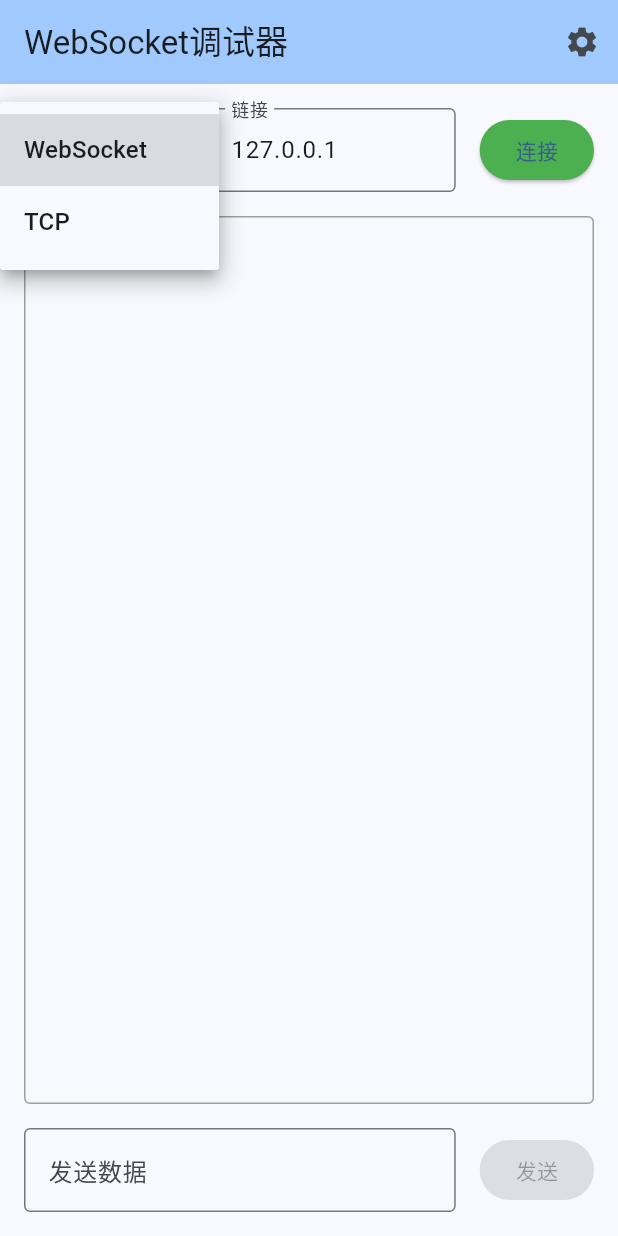
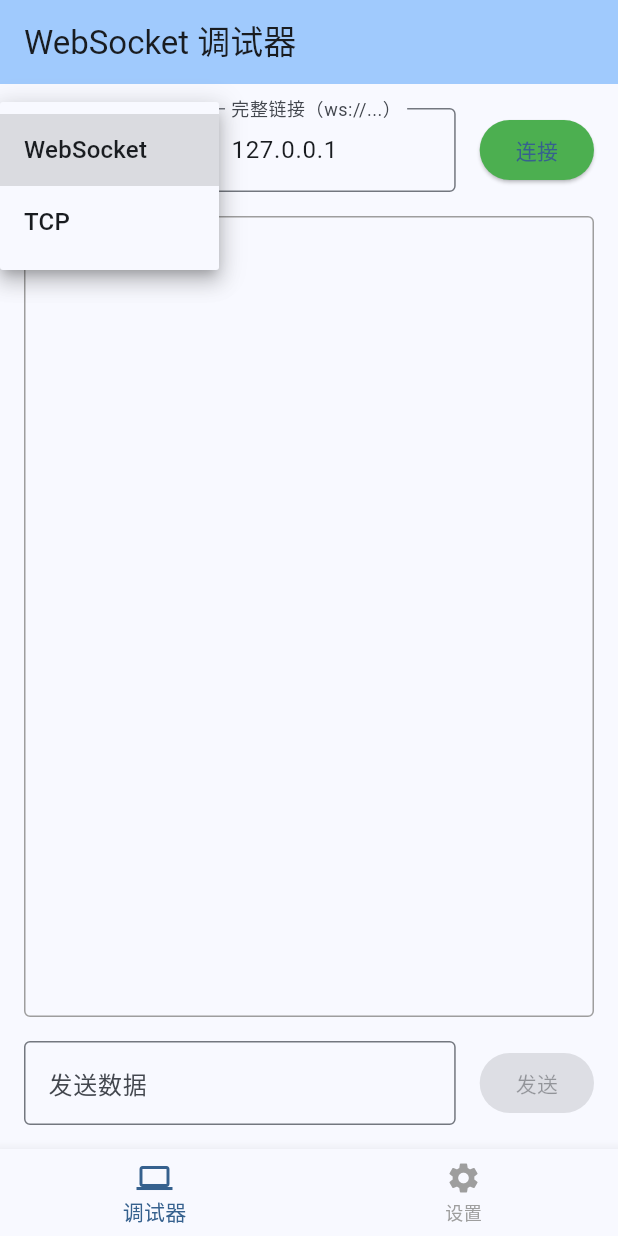
Before and after one commit to loafman-kangjun/PortPlus, a Flutter app: the screen it shows after launch, after a tap on "WebSocket", on a phone screen of 412 x 824 dp. Run offline on Flutter 3.47's test engine with Material 3 defaults, Android fonts, the phone set to English and light mode, and no system bars.

Commit message:
for pages

```diff
--- a/lib/main.dart
+++ b/lib/main.dart
@@ -4,7 +4,6 @@ import 'package:web_socket_channel/io.dart';
 import 'settings_page.dart';
 
 class SettingsProvider extends ChangeNotifier {
-  // 示例设置项
   bool darkMode = false;
   String serverAddress = '';
 
@@ -30,7 +29,6 @@ void main() {
   );
 }
 
-// 应用程序的根Widget
 class MyApp extends StatelessWidget {
   const MyApp({super.key});
 
@@ -38,21 +36,69 @@ class MyApp extends StatelessWidget {
   Widget build(BuildContext context) {
     final settings = Provider.of<SettingsProvider>(context);
     return MaterialApp(
-      title: 'WebSocket调试器',  // 更改标题以反映实际功能
+      title: 'WebSocket 调试器',
       theme: ThemeData(
         colorScheme: ColorScheme.fromSeed(seedColor: Colors.blue),
         useMaterial3: true,
         brightness: settings.darkMode ? Brightness.dark : Brightness.light,
       ),
-      home: const TcpDebuggerPage(),
-      routes: {
-        '/settings': (_) => const SettingsPage(),
-      },
+      home: const HomePage(),
     );
   }
 }
 
-// WebSocket调试器的主页面
+/// 整个应用的底部导航栏容器
+class HomePage extends StatefulWidget {
+  const HomePage({super.key});
+
+  @override
+  State<HomePage> createState() => _HomePageState();
+}
+
+class _HomePageState extends State<HomePage> {
+  int _currentIndex = 0;
+
+  // 两个 Tab 页：调试器页面和设置页面
+  static const List<Widget> _pages = <Widget>[
+    TcpDebuggerPage(),
+    SettingsPage(),
+  ];
+
+  static const List<BottomNavigationBarItem> _items =
+      <BottomNavigationBarItem>[
+    BottomNavigationBarItem(
+      icon: Icon(Icons.computer),
+      label: '调试器',
+    ),
+    BottomNavigationBarItem(
+      icon: Icon(Icons.settings),
+      label: '设置',
+    ),
+  ];
+
+  void _onTap(int index) {
+    setState(() {
+      _currentIndex = index;
+    });
+  }
+
+  @override
+  Widget build(BuildContext context) {
+    return Scaffold(
+      // body 根据当前索引在 _pages 中切换
+      body: _pages[_currentIndex],
+      bottomNavigationBar: BottomNavigationBar(
+        items: _items,
+        currentIndex: _currentIndex,
+        onTap: _onTap,
+        selectedItemColor: Theme.of(context).colorScheme.primary,
+        unselectedItemColor: Colors.grey,
+      ),
+    );
+  }
+}
+
+/// WebSocket 调试器主页面
 class TcpDebuggerPage extends StatefulWidget {
   const TcpDebuggerPage({super.key});
 
@@ -61,24 +107,17 @@ class TcpDebuggerPage extends StatefulWidget {
 }
 
 class _TcpDebuggerPageState extends State<TcpDebuggerPage> {
-  // 用于控制输入框的控制器
-  final TextEditingController _ipController = TextEditingController(text: '127.0.0.1');
-  final TextEditingController _portController = TextEditingController(text: '8080');
+  final TextEditingController _ipController =
+      TextEditingController(text: '127.0.0.1');
+  final TextEditingController _portController =
+      TextEditingController(text: '8080');
   final TextEditingController _sendController = TextEditingController();
 
-  // 存储接收到的数据
   final List<String> _receivedData = [];
+  IOWebSocketChannel? _channel;
+  bool _isConnected = false;
+  String _protocol = 'ws';
 
-  // WebSocket连接通道
-  IOWebSocketChannel? _channel;
-
-  // 连接状态标志
-  bool _isConnected = false;
-
-  // 添加协议类型选择
-  String _protocol = 'ws';  // 默认为WebSocket
-
-  // 修改连接方法
   void _connect() async {
     if (_isConnected) {
       _channel?.sink.close();
@@ -90,37 +129,33 @@ class _TcpDebuggerPageState extends State<TcpDebuggerPage> {
     }
 
     try {
-      // 根据协议类型构建不同的连接URL
       final url = _protocol == 'ws'
-          ? 'ws://${_ipController.text}'
+          ? _ipController.text // 完整 ws:// 地址
           : 'ws://${_ipController.text}:${_portController.text}';
 
       final channel = IOWebSocketChannel.connect(url);
-
       setState(() {
         _channel = channel;
         _isConnected = true;
       });
 
-      // 监听WebSocket数据流
       _channel?.stream.listen(
-        // 数据接收处理
         (data) {
           setState(() {
             _receivedData.add('收到: $data');
           });
         },
-        // 错误处理
         onError: (error) {
           setState(() {
             _isConnected = false;
             _channel = null;
           });
-          ScaffoldMessenger.of(context).showSnackBar(
-            SnackBar(content: Text('连接错误: $error')),
-          );
+          if (mounted) {
+            ScaffoldMessenger.of(context).showSnackBar(
+              SnackBar(content: Text('连接错误: $error')),
+            );
+          }
         },
-        // 连接关闭处理
         onDone: () {
           setState(() {
             _isConnected = false;
@@ -129,37 +164,32 @@ class _TcpDebuggerPageState extends State<TcpDebuggerPage> {
         },
       );
     } catch (e) {
-      // 连接异常处理
       ScaffoldMessenger.of(context).showSnackBar(
         SnackBar(content: Text('连接失败: $e')),
       );
     }
   }
 
-  // 发送数据
   void _sendData() {
     if (!_isConnected || _sendController.text.isEmpty) return;
 
     try {
-      // 通过WebSocket发送数据
       _channel?.sink.add(_sendController.text);
       setState(() {
         _receivedData.add('发送: ${_sendController.text}');
-        _sendController.clear();  // 清空输入框
+        _sendController.clear();
       });
     } catch (e) {
-      // 发送异常处理
       ScaffoldMessenger.of(context).showSnackBar(
         SnackBar(content: Text('发送失败: $e')),
       );
     }
   }
 
-  // 资源释放
   @override
   void dispose() {
-    _channel?.sink.close();  // 关闭WebSocket连接
-    _ipController.dispose();  // 释放控制器资源
+    _channel?.sink.close();
+    _ipController.dispose();
     _portController.dispose();
     _sendController.dispose();
     super.dispose();
@@ -169,25 +199,16 @@ class _TcpDebuggerPageState extends State<TcpDebuggerPage> {
   Widget build(BuildContext context) {
     return Scaffold(
       appBar: AppBar(
+        title: const Text('WebSocket 调试器'),
         backgroundColor: Theme.of(context).colorScheme.inversePrimary,
-        title: const Text('WebSocket调试器'),
-        actions: [
-          IconButton(
-            icon: const Icon(Icons.settings),
-            onPressed: () {
-              Navigator.pushNamed(context, '/settings');
-            },
-          ),
-        ],
       ),
       body: Padding(
         padding: const EdgeInsets.all(16.0),
         child: Column(
           children: [
-            // 连接设置区域
+            // 连接设置
             Row(
               children: [
-                // 协议选择下拉菜单
                 DropdownButton<String>(
                   value: _protocol,
                   items: const [
@@ -203,19 +224,18 @@ class _TcpDebuggerPageState extends State<TcpDebuggerPage> {
                   },
                 ),
                 const SizedBox(width: 16),
-                // IP地址/链接输入框
                 Expanded(
                   flex: 2,
                   child: TextField(
                     controller: _ipController,
                     decoration: InputDecoration(
-                      labelText: _protocol == 'ws' ? '链接' : 'IP地址',  // 根据协议类型动态改变标签
+                      labelText:
+                          _protocol == 'ws' ? '完整链接（ws://...）' : 'IP 地址',
                       border: const OutlineInputBorder(),
                     ),
                   ),
                 ),
                 const SizedBox(width: 16),
-                // 端口输入框 - 仅在TCP模式下显示
                 if (_protocol == 'tcp') ...[
                   Expanded(
                     child: TextField(
@@ -229,18 +249,18 @@ class _TcpDebuggerPageState extends State<TcpDebuggerPage> {
                   ),
                   const SizedBox(width: 16),
                 ],
-                // 连接/断开按钮
                 ElevatedButton(
                   onPressed: _connect,
                   style: ElevatedButton.styleFrom(
-                    backgroundColor: _isConnected ? Colors.red : Colors.green,
+                    backgroundColor:
+                        _isConnected ? Colors.red : Colors.green,
                   ),
                   child: Text(_isConnected ? '断开' : '连接'),
                 ),
               ],
             ),
             const SizedBox(height: 16),
-            // 数据显示区域
+            // 接收数据区
             Expanded(
               child: Container(
                 padding: const EdgeInsets.all(8),
@@ -257,7 +277,7 @@ class _TcpDebuggerPageState extends State<TcpDebuggerPage> {
               ),
             ),
             const SizedBox(height: 16),
-            // 数据发送区域
+            // 发送数据区
             Row(
               children: [
                 Expanded(
```
